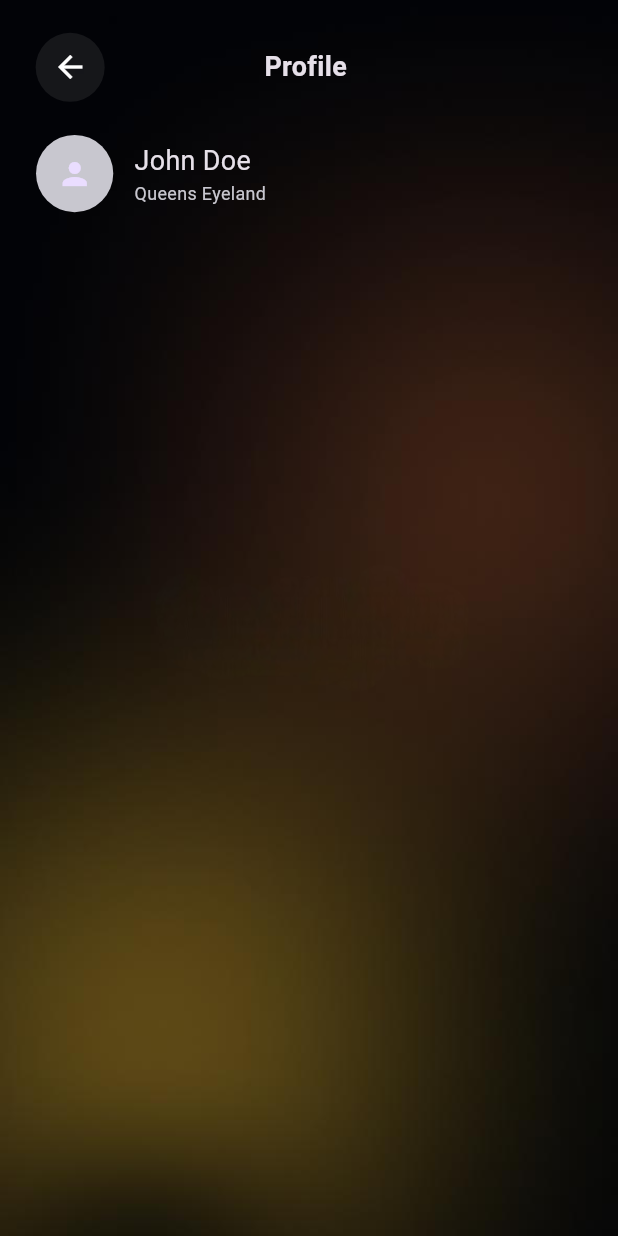
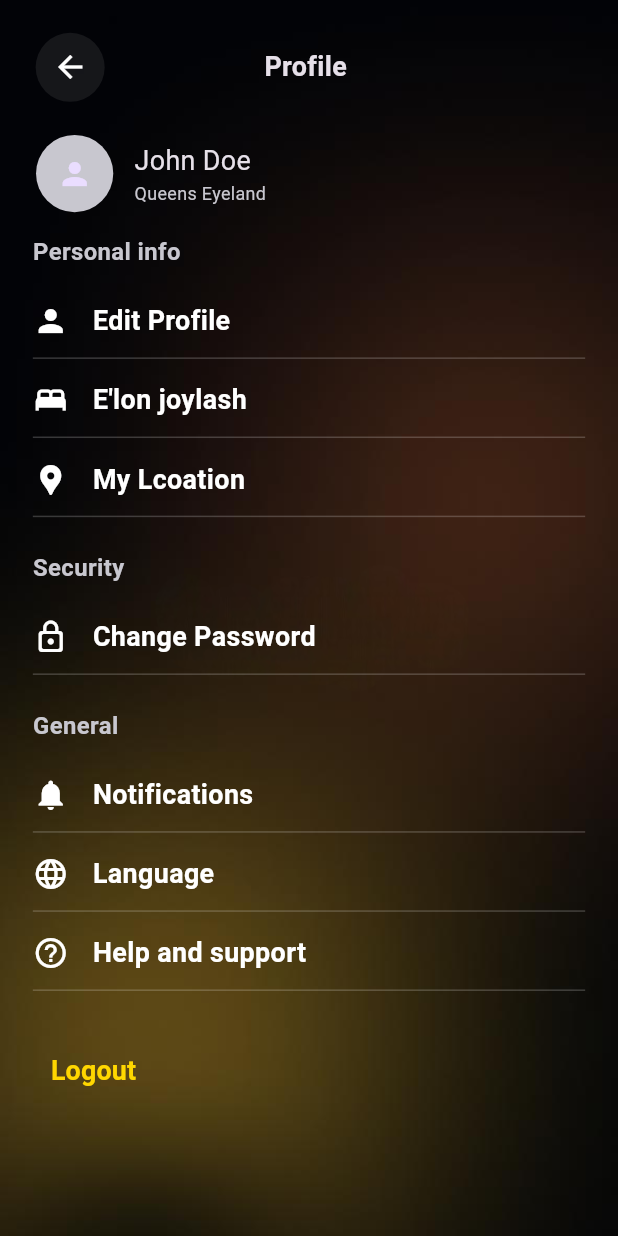
Before and after one commit to BilolShakur/Joy_bor, a Flutter app: the screen it shows after launch, on a phone screen of 412 x 824 dp. Run offline on Flutter 3.47's test engine with Material 3 defaults, Android fonts, the phone set to English and light mode, and no system bars; our stand-ins replace dio, firebase_core, flutter_bloc, flutter_local_notifications, flutter_screenutil, google_maps_flutter and 2 more; accounts and stored records are empty.

```diff
--- a/lib/features/profile/presentation/screen/my_profile_screen.dart
+++ b/lib/features/profile/presentation/screen/my_profile_screen.dart
@@ -3,7 +3,9 @@ import 'package:flutter_screenutil/flutter_screenutil.dart';
 import 'package:joy_bor/core/constants/app_colors.dart';
 import 'package:joy_bor/core/constants/app_images.dart';
 import 'package:joy_bor/features/auth/presentation/widgets/arrow_back_leading.dart';
+import 'package:joy_bor/features/profile/presentation/screen/edit_profile_screen.dart';
 import 'package:joy_bor/features/profile/presentation/widgets/circle_avatar.dart';
+import 'package:joy_bor/features/profile/presentation/widgets/profile_row.dart';
 
 class MyProfileScreen extends StatefulWidget {
   const MyProfileScreen({super.key});
@@ -62,6 +64,65 @@ class _MyProfileScreenState extends State<MyProfileScreen> {
                     ),
                   ],
                 ),
+                SizedBox(height: 16.h),
+                ProfileRow(
+                  items: [
+                    ProfileRowItem(
+                      title: "Edit Profile ",
+                      icon: Icon(Icons.person),
+                      to: EditProfilePage(),
+                    ),
+                    ProfileRowItem(
+                      title: "E'lon joylash",
+                      icon: Icon(Icons.bed),
+                    ),
+                    ProfileRowItem(
+                      title: "My Lcoation",
+                      icon: Icon(Icons.location_pin),
+                    ),
+                  ],
+                  header: 'Personal info',
+                ),
+                SizedBox(height: 16.h),
+                ProfileRow(
+                  items: [
+                    ProfileRowItem(
+                      title: "Change Password",
+                      icon: Icon(Icons.lock_outline_rounded),
+                    ),
+                  ],
+                  header: 'Security',
+                ),
+                SizedBox(height: 16.h),
+                ProfileRow(
+                  items: [
+                    ProfileRowItem(
+                      title: "Notifications",
+                      icon: Icon(Icons.notifications),
+                    ),
+                    ProfileRowItem(
+                      title: "Language",
+                      icon: Icon(Icons.language),
+                    ),
+                    ProfileRowItem(
+                      title: "Help and support",
+                      icon: Icon(Icons.help_outline),
+                    ),
+                  ],
+                  header: 'General',
+                ),
+                SizedBox(height: 24.h),
+                TextButton(
+                  onPressed: () {},
+                  child: Text(
+                    "Logout",
+                    style: TextStyle(
+                      fontWeight: FontWeight.bold,
+                      fontSize: 18.sp,
+                      color: AppColors.yellow,
+                    ),
+                  ),
+                ),
               ],
             ),
           ),
--- /dev/null
+++ b/lib/features/profile/presentation/widgets/profile_row.dart
@@ -0,0 +1,83 @@
+import 'package:flutter/material.dart';
+import 'package:flutter_screenutil/flutter_screenutil.dart';
+
+import 'package:joy_bor/core/constants/app_colors.dart';
+
+class ProfileRow extends StatelessWidget {
+  final String header;
+  final List<ProfileRowItem> items;
+
+  const ProfileRow({Key? key, required this.header, required this.items})
+    : super(key: key);
+
+  @override
+  Widget build(BuildContext context) {
+    return Column(
+      crossAxisAlignment: CrossAxisAlignment.start,
+      children: [
+        Text(
+          header,
+          style: TextStyle(
+            fontWeight: FontWeight.bold,
+            color: AppColors.grey,
+            fontSize: 16.sp,
+          ),
+        ),
+        SizedBox(height: 16.h),
+        ListView.builder(
+          shrinkWrap: true,
+          physics: const NeverScrollableScrollPhysics(),
+          itemCount: items.length,
+          itemBuilder: (ctx, index) {
+            final item = items[index];
+            return GestureDetector(
+              onTap: () {
+                Navigator.push(
+                  context,
+                  MaterialPageRoute(builder: (context) => item.to!),
+                );
+              },
+              child: Padding(
+                padding: EdgeInsets.symmetric(vertical: 8.h),
+                child: Column(
+                  children: [
+                    Row(
+                      children: [
+                        if (item.icon != null) ...[
+                          item.icon!,
+                          SizedBox(width: 16.w),
+                        ],
+                        Text(
+                          item.title,
+                          style: TextStyle(
+                            fontSize: 18.sp,
+                            fontWeight: FontWeight.bold,
+                            color: Colors.white,
+                          ),
+                        ),
+                      ],
+                    ),
+                    SizedBox(height: 12.h),
+                    Container(
+                      width: double.infinity,
+                      height: 1,
+                      color: Colors.white.withOpacity(0.2),
+                    ),
+                  ],
+                ),
+              ),
+            );
+          },
+        ),
+      ],
+    );
+  }
+}
+
+class ProfileRowItem {
+  final String title;
+  final Icon? icon;
+  final Widget? to;
+
+  ProfileRowItem({required this.title, this.icon, this.to});
+}
```
Also changed, not shown: lib/features/profile/presentation/screen/edit_profile_screen.dart (added, +139 -0 lines), lib/islom/profile/changeLocationPage.dart (added, +111 -0 lines), lib/islom/profile/change_password_screen.dart (added, +136 -0 lines), lib/islom/profile/showbar.dart (added, +48 -0 lines), lib/islom/profile/yourLocationPage.dart (added, +124 -0 lines).
